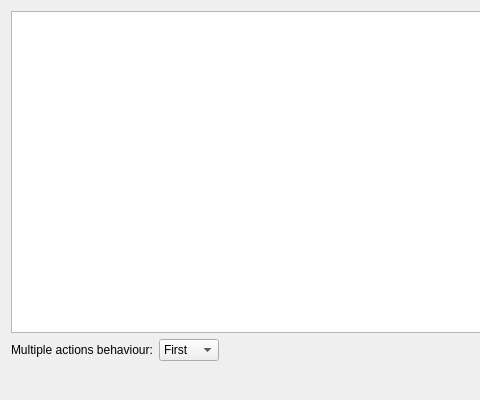
First picture: the form in config/main_window.ui, repository lxqt/lxqt-globalkeys, before the edit; both pictures show x 0 to 480 and y 0 to 400 of the 750 by 400 pixel window.
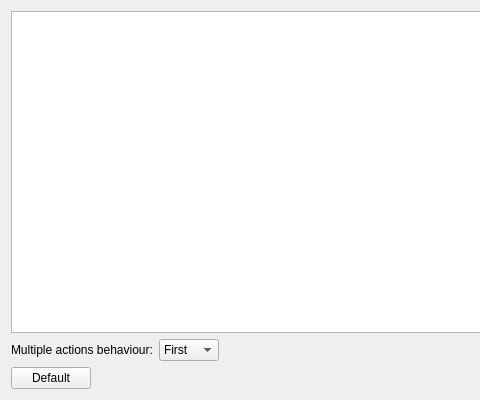
Second picture: the form after the edit.

Commit message:
Better handling of default shortcuts
 (1) Don't bring back removed shortcuts with the next session. Previously, those default shortcuts that were removed by the user were restored with the next daemon startup.

 (2) A Default button is added, which removes all user-defined shortcuts and restores the default ones, by showing a prompt dialog.

Closes https://github.com/lxqt/lxqt-globalkeys/issues/135

```diff
--- a/config/main_window.ui
+++ b/config/main_window.ui
@@ -160,6 +160,13 @@
    </item>
    <item>
     <layout class="QHBoxLayout" name="horizontalLayout">
+     <item>
+      <widget class="QPushButton" name="default_PB">
+       <property name="text">
+        <string>Default</string>
+       </property>
+      </widget>
+     </item>
      <item>
       <spacer name="horizontalSpacer">
        <property name="orientation">
```
The commit also changes 3 other files.
